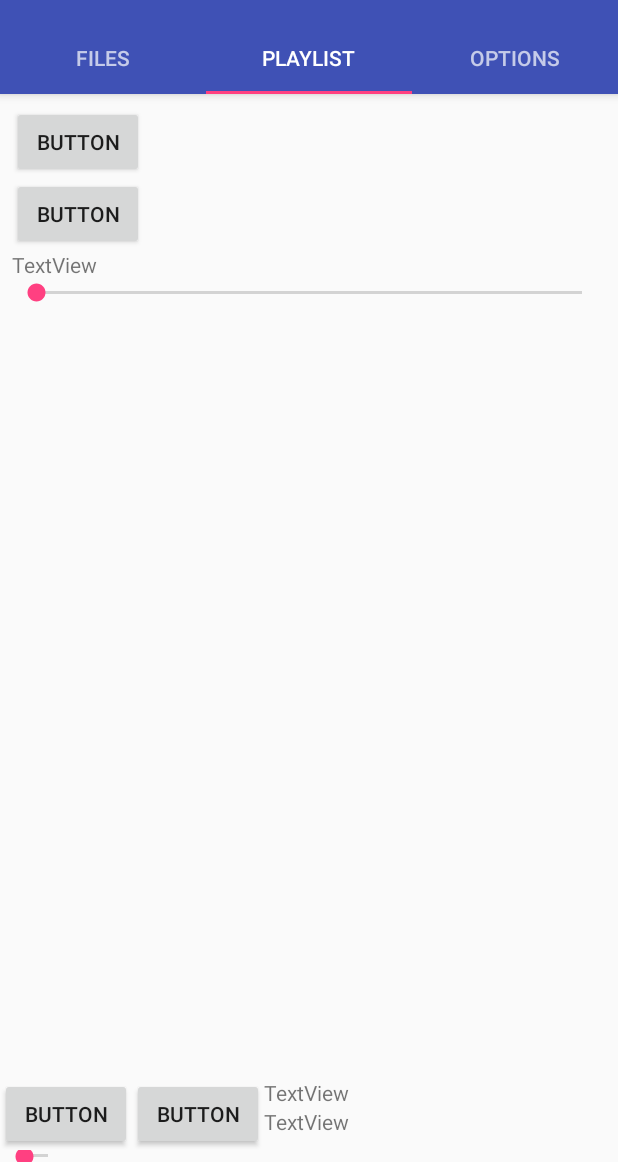
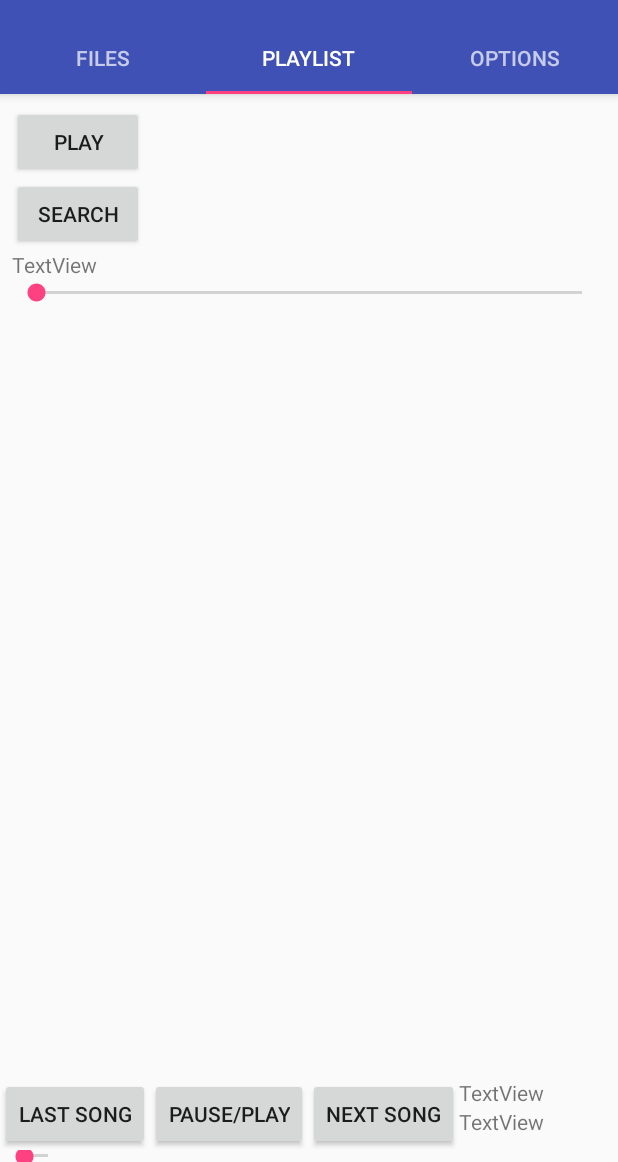
Before and after one commit to onejosharmy/Sprint3, an Android app: the screen it shows after launch (MainActivity), tab 2 chosen, on a phone screen of 412 x 824 dp, the part 74-1236 px from its top. Run offline under Robolectric (Android 15) with nearby library versions, the phone set to English and light mode, and no system bars.

Commit message:
pause/play works, all music files on phone auto loaded into app

```diff
--- a/app/src/main/AndroidManifest.xml
+++ b/app/src/main/AndroidManifest.xml
@@ -22,4 +22,5 @@
         </activity>
     </application>
     <uses-permission android:name="android.permission.READ_EXTERNAL_STORAGE" />
+    <uses-permission android:name="android.permission.WAKE_LOCK" />
 </manifest>
--- a/app/src/main/java/media/cs4985/westga/edu/audiocontroller/FilePuller.java
+++ b/app/src/main/java/media/cs4985/westga/edu/audiocontroller/FilePuller.java
@@ -43,6 +43,7 @@ public class FilePuller {
     }
 
     public ArrayList<File> getAllMusic(){
+        System.out.println(Environment.getExternalStorageDirectory());
         this.getAllFiles(Environment.getExternalStorageDirectory(), "mp3");
         this.getAllFiles(Environment.getExternalStorageDirectory(), "ogg");
         this.getAllFiles(Environment.getExternalStorageDirectory(), "flac");
@@ -53,8 +54,7 @@ public class FilePuller {
         File[] fileList = currentDirectory.listFiles();
         if(fileList == null){
             System.out.println("null list o files");
-            return;
-        }
+        } else {
             for (File current : fileList) {
                 if (current.isDirectory()) {
                     getAllFiles(current, searchPattern);
@@ -65,5 +65,5 @@ public class FilePuller {
                     this.allMusic.add(current);
                 }
             }
+    }}
 }
-}
--- a/app/src/main/java/media/cs4985/westga/edu/audiocontroller/MainActivity.java
+++ b/app/src/main/java/media/cs4985/westga/edu/audiocontroller/MainActivity.java
@@ -1,6 +1,10 @@
 package media.cs4985.westga.edu.audiocontroller;
 
+import android.Manifest;
+import android.content.pm.PackageManager;
 import android.support.design.widget.TabLayout;
+import android.support.v4.app.ActivityCompat;
+import android.support.v4.content.ContextCompat;
 import android.support.v7.app.AppCompatActivity;
 import android.support.v7.widget.Toolbar;
 
@@ -37,6 +41,7 @@ public class MainActivity extends AppCompatActivity {
      * The {@link ViewPager} that will host the section contents.
      */
     private ViewPager mViewPager;
+    private MusicManager theManager;
 
     @Override
     protected void onCreate(Bundle savedInstanceState) {
@@ -58,9 +63,19 @@ public class MainActivity extends AppCompatActivity {
         //mViewPager.addOnPageChangeListener(new TabLayout.TabLayoutOnPageChangeListener(tabLayout));
         tabLayout.addOnTabSelectedListener(new TabLayout.ViewPagerOnTabSelectedListener(mViewPager));
         FilePuller thePuller = new FilePuller();
-        ArrayList<File> musicFiles = thePuller.getAllMusic();
+        permissionChecker(Manifest.permission.READ_EXTERNAL_STORAGE);
+        this.theManager = new MusicManager(thePuller.getAllMusic(),this);
     }
 
+
+    private void permissionChecker(String permission) {
+        int permissionGranted = ContextCompat.checkSelfPermission(this, permission);
+
+        if (permissionGranted == PackageManager.PERMISSION_DENIED) {
+            ActivityCompat.requestPermissions(this, new String[]{permission}, 0);
+        }
+
+    }
 
     @Override
     public boolean onCreateOptionsMenu(Menu menu) {
@@ -82,6 +97,15 @@ public class MainActivity extends AppCompatActivity {
         }
 
         return super.onOptionsItemSelected(item);
+    }
+
+    public void doTheSearch(View view) {
+        FilePuller thePuller = new FilePuller();
+        this.theManager = new MusicManager(thePuller.getAllMusic(),this);
+    }
+
+    public void pausePlay(View view) {
+        this.theManager.playSong();
     }
 
     /**
--- /dev/null
+++ b/app/src/main/java/media/cs4985/westga/edu/audiocontroller/MusicManager.java
@@ -0,0 +1,72 @@
+package media.cs4985.westga.edu.audiocontroller;
+
+import android.content.Context;
+import android.media.MediaPlayer;
+
+import java.io.File;
+import java.io.IOException;
+import java.io.InputStream;
+import java.util.ArrayList;
+
+/**
+ * Created by Dallas Wyant on 2/21/2018.
+ */
+
+public class MusicManager {
+    private ArrayList<File> musicFiles;
+    private int currentIndex;
+    private Context theContext;
+    private MediaPlayer djJazzyJeff;
+    private boolean isPaused;
+    public MusicManager(ArrayList<File> songs, Context theContext){
+        this.musicFiles = songs;
+        this.currentIndex=0;
+        this.theContext = theContext;
+        this.djJazzyJeff = new MediaPlayer();
+        this.isPaused = false;
+
+        this.djJazzyJeff.setOnCompletionListener(new MediaPlayer.OnCompletionListener() {
+
+            @Override
+            public void onCompletion(MediaPlayer mp) {
+                if(MusicManager.this.currentIndex>=MusicManager.this.musicFiles.size()){
+                    System.out.println("NO MORE SONGS");
+
+                }
+                MusicManager.this.currentIndex++;
+                try {
+                    mp.setDataSource(MusicManager.this.musicFiles.get(MusicManager.this.currentIndex).getAbsolutePath());
+                    mp.prepare();
+                    mp.start();
+                } catch (Exception e){
+                    System.out.println("DATA SOURCE NOT SET");
+                    System.out.println(e.getStackTrace());
+                }
+            }
+        });
+
+    }
+
+    public void playSong() {
+        if (this.djJazzyJeff.isPlaying()) {
+            this.djJazzyJeff.pause();
+            this.isPaused = true;
+        } else if (this.isPaused){
+            this.djJazzyJeff.start();
+            this.isPaused = false;
+        } else {
+            File songToPlay = this.musicFiles.get(currentIndex);
+
+                try {
+                    this.djJazzyJeff.setDataSource(songToPlay.getAbsolutePath());
+                    this.djJazzyJeff.prepare();
+                    this.djJazzyJeff.start();
+                } catch (IOException e) {
+                    e.printStackTrace();
+            }
+        }
+    }
+
+
+
+}
--- a/app/src/main/res/layout/activity_main.xml
+++ b/app/src/main/res/layout/activity_main.xml
@@ -72,16 +72,24 @@
         android:orientation="horizontal"
         xmlns:android="http://schemas.android.com/apk/res/android">
         <Button
-            android:id="@+id/button5"
+            android:id="@+id/prevSong_btn"
             android:layout_width="wrap_content"
             android:layout_height="wrap_content"
-            android:text="Button" />
+            android:text="Last Song"
+            android:onClick="skipToPreviousSong"/>
+        <Button
+            android:id="@+id/playpause_btn"
+            android:layout_width="wrap_content"
+            android:layout_height="wrap_content"
+            android:text="Pause/Play"
+            android:onClick="pausePlay"/>
 
         <Button
-            android:id="@+id/button6"
+            android:id="@+id/nextSong_btn"
             android:layout_width="wrap_content"
             android:layout_height="wrap_content"
-            android:text="Button" />
+            android:text="Next Song"
+            android:onClick="skipToNextSong"/>
         <LinearLayout
             android:layout_width="wrap_content"
             android:layout_height="wrap_content"
--- a/app/src/main/res/layout/fragment_playlist.xml
+++ b/app/src/main/res/layout/fragment_playlist.xml
@@ -24,13 +24,15 @@
             android:id="@+id/button"
             android:layout_width="wrap_content"
             android:layout_height="wrap_content"
-            android:text="Button" />
+            android:text="play"
+            android:onClick="playTheSong"/>
 
         <Button
             android:id="@+id/button2"
             android:layout_width="wrap_content"
             android:layout_height="wrap_content"
-            android:text="Button" />
+            android:text="search"
+            android:onClick="doTheSearch"/>
 
         <TextView
             android:id="@+id/playListView"
```
Lines whose indentation alone changed are shown as unchanged.
